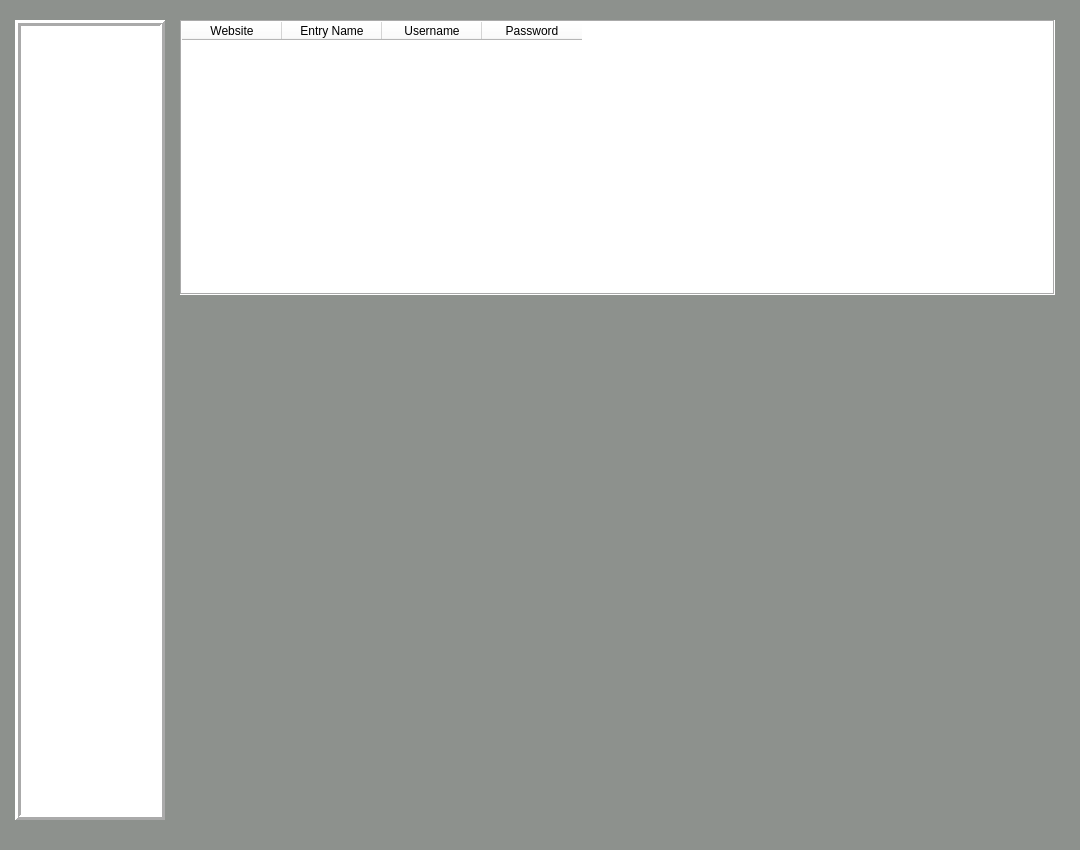
First picture: the form in passwordvault.ui, repository dark-anub1s/CyberVault, before the edit.
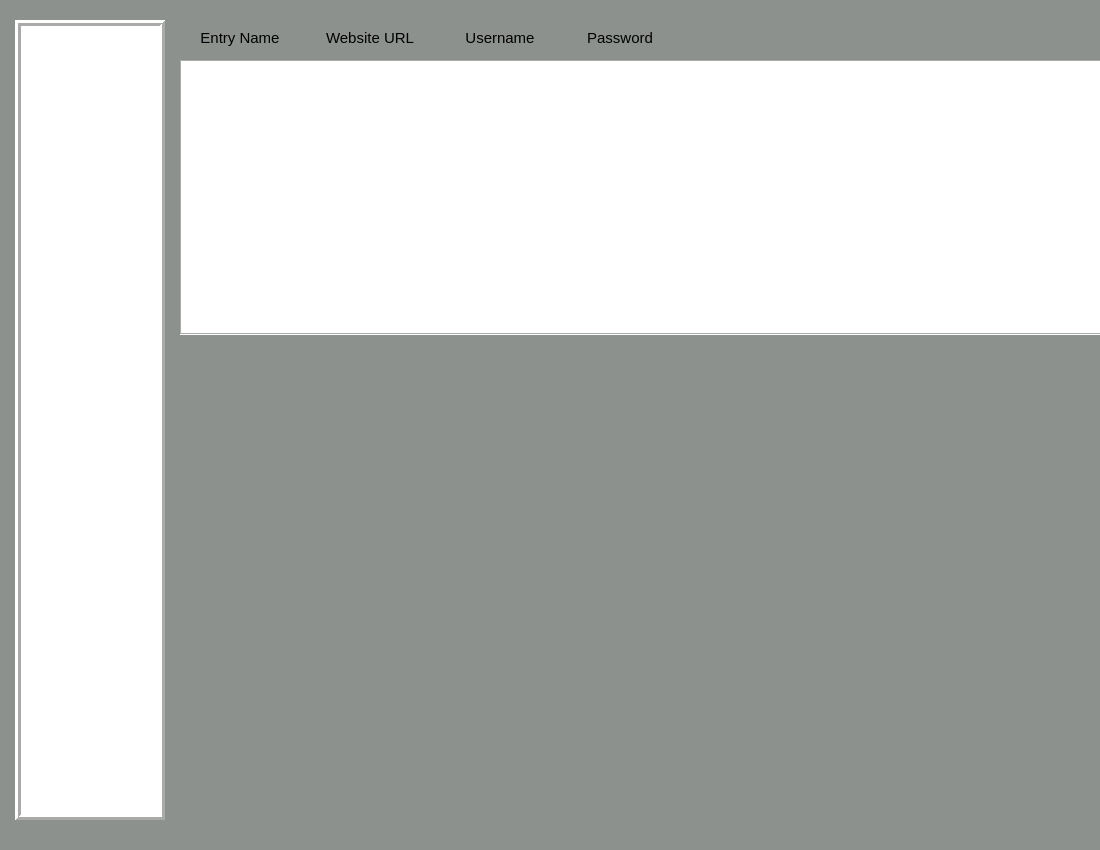
Second picture: the form after the edit.

Commit message: Worked on Password Vault List and Table for data lookup.

```diff
--- a/passwordvault.ui
+++ b/passwordvault.ui
@@ -6,19 +6,25 @@
    <rect>
     <x>0</x>
     <y>0</y>
-    <width>1080</width>
+    <width>1100</width>
     <height>850</height>
    </rect>
   </property>
+  <property name="sizePolicy">
+   <sizepolicy hsizetype="Fixed" vsizetype="Fixed">
+    <horstretch>0</horstretch>
+    <verstretch>0</verstretch>
+   </sizepolicy>
+  </property>
   <property name="minimumSize">
    <size>
-    <width>1080</width>
-    <height>850</height>
+    <width>0</width>
+    <height>0</height>
    </size>
   </property>
   <property name="maximumSize">
    <size>
-    <width>1080</width>
+    <width>1100</width>
     <height>850</height>
    </size>
   </property>
@@ -60,8 +66,8 @@
    <property name="geometry">
     <rect>
      <x>180</x>
-     <y>20</y>
-     <width>875</width>
+     <y>60</y>
+     <width>1080</width>
      <height>275</height>
     </rect>
    </property>
@@ -71,26 +77,97 @@
    <property name="frameShape">
     <enum>QFrame::Box</enum>
    </property>
-   <column>
-    <property name="text">
-     <string>Website</string>
-    </property>
-   </column>
-   <column>
-    <property name="text">
-     <string>Entry Name</string>
-    </property>
-   </column>
-   <column>
-    <property name="text">
-     <string>Username</string>
-    </property>
-   </column>
-   <column>
-    <property name="text">
-     <string>Password</string>
-    </property>
-   </column>
+  </widget>
+  <widget class="QLabel" name="label">
+   <property name="geometry">
+    <rect>
+     <x>180</x>
+     <y>20</y>
+     <width>120</width>
+     <height>35</height>
+    </rect>
+   </property>
+   <property name="font">
+    <font>
+     <family>Arial</family>
+     <pointsize>11</pointsize>
+    </font>
+   </property>
+   <property name="text">
+    <string>Entry Name</string>
+   </property>
+   <property name="alignment">
+    <set>Qt::AlignCenter</set>
+   </property>
+  </widget>
+  <widget class="QLabel" name="label_2">
+   <property name="geometry">
+    <rect>
+     <x>310</x>
+     <y>20</y>
+     <width>120</width>
+     <height>35</height>
+    </rect>
+   </property>
+   <property name="font">
+    <font>
+     <family>Arial</family>
+     <pointsize>11</pointsize>
+    </font>
+   </property>
+   <property name="text">
+    <string>Website URL</string>
+   </property>
+   <property name="alignment">
+    <set>Qt::AlignCenter</set>
+   </property>
+  </widget>
+  <widget class="QLabel" name="label_3">
+   <property name="geometry">
+    <rect>
+     <x>440</x>
+     <y>20</y>
+     <width>120</width>
+     <height>35</height>
+    </rect>
+   </property>
+   <property name="font">
+    <font>
+     <family>Arial</family>
+     <pointsize>11</pointsize>
+    </font>
+   </property>
+   <property name="text">
+    <string>Username</string>
+   </property>
+   <property name="alignment">
+    <set>Qt::AlignCenter</set>
+   </property>
+  </widget>
+  <widget class="QLabel" name="label_4">
+   <property name="geometry">
+    <rect>
+     <x>560</x>
+     <y>20</y>
+     <width>120</width>
+     <height>35</height>
+    </rect>
+   </property>
+   <property name="font">
+    <font>
+     <family>Arial</family>
+     <pointsize>11</pointsize>
+    </font>
+   </property>
+   <property name="frameShape">
+    <enum>QFrame::NoFrame</enum>
+   </property>
+   <property name="text">
+    <string>Password</string>
+   </property>
+   <property name="alignment">
+    <set>Qt::AlignCenter</set>
+   </property>
   </widget>
  </widget>
  <resources/>
```
Left out of the diff: 3 changed lines with no effect on the pictures. The commit also changes 4 other files.
